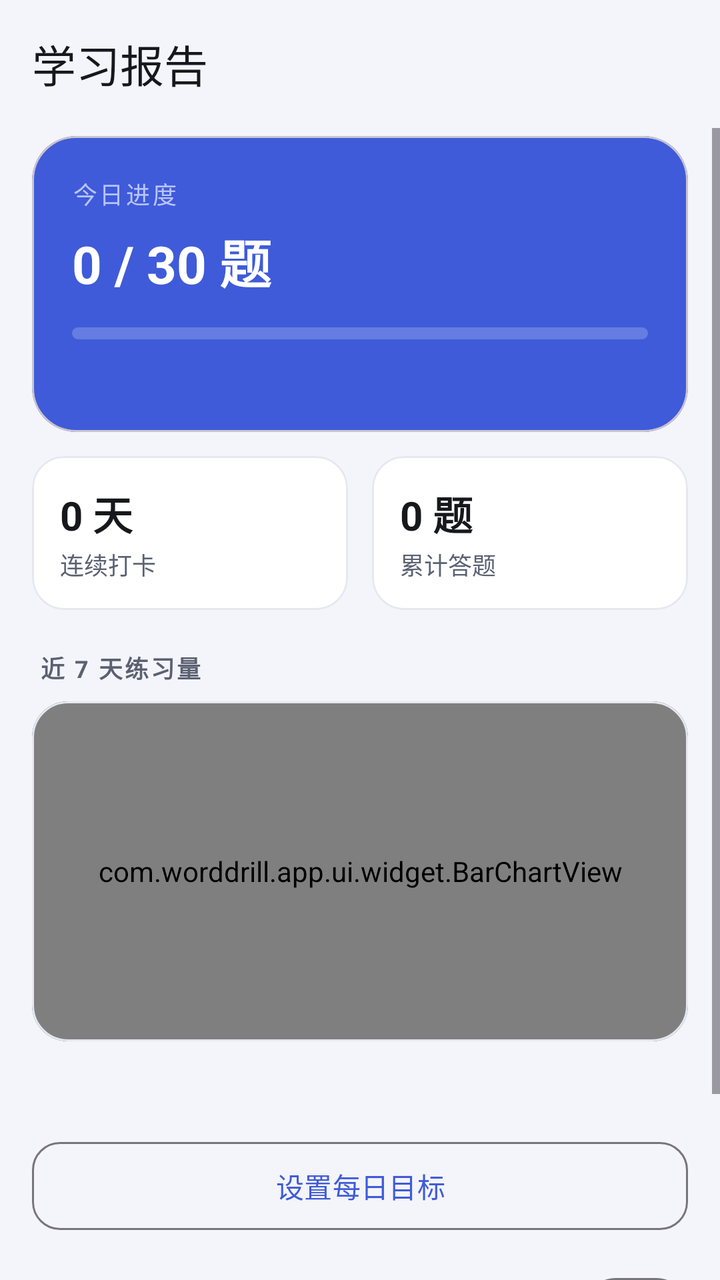
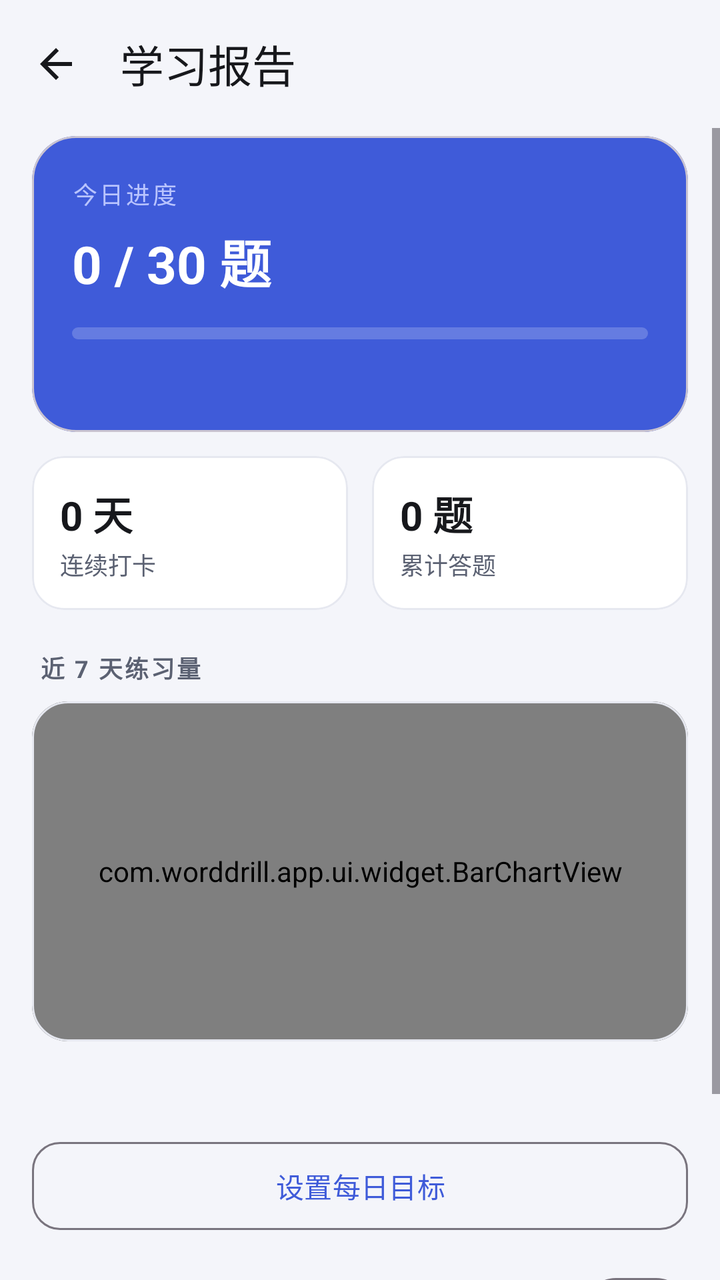

An Android layout rendered at two revisions. The XML below is the earlier revision; the diff shows what the commit changed to produce the second picture.
<!-- AndroidManifest.xml: application theme Theme.WordDrill -->
<!-- res/layout/activity_report.xml -->
<?xml version="1.0" encoding="utf-8"?>
<LinearLayout xmlns:android="http://schemas.android.com/apk/res/android"
    xmlns:app="http://schemas.android.com/apk/res-auto"
    android:id="@+id/root"
    android:layout_width="match_parent"
    android:layout_height="match_parent"
    android:background="@color/bg"
    android:orientation="vertical">

    <com.google.android.material.appbar.MaterialToolbar
        android:id="@+id/toolbar"
        style="@style/Toolbar.WordDrill"
        android:layout_width="match_parent"
        android:layout_height="?attr/actionBarSize"
        app:title="@string/title_report" />

    <ScrollView
        android:layout_width="match_parent"
        android:layout_height="0dp"
        android:layout_weight="1"
        android:fillViewport="true">

        <LinearLayout
            android:layout_width="match_parent"
            android:layout_height="wrap_content"
            android:orientation="vertical"
            android:paddingStart="16dp"
            android:paddingTop="4dp"
            android:paddingEnd="16dp"
            android:paddingBottom="24dp">

            <com.google.android.material.card.MaterialCardView
                android:layout_width="match_parent"
                android:layout_height="wrap_content"
                app:cardBackgroundColor="@color/brand"
                app:cardCornerRadius="22dp"
                app:cardElevation="0dp">

                <LinearLayout
                    android:layout_width="match_parent"
                    android:layout_height="wrap_content"
                    android:orientation="vertical"
                    android:padding="20dp">

                    <TextView
                        android:layout_width="wrap_content"
                        android:layout_height="wrap_content"
                        android:letterSpacing="0.1"
                        android:text="@string/report_today"
                        android:textColor="#B9C4FF"
                        android:textSize="12sp" />

                    <TextView
                        android:id="@+id/tvToday"
                        style="@style/Text.Hero"
                        android:layout_width="wrap_content"
                        android:layout_height="wrap_content"
                        android:layout_marginTop="6dp"
                        android:text="0 / 30 题" />

                    <com.google.android.material.progressindicator.LinearProgressIndicator
                        android:id="@+id/pbToday"
                        android:layout_width="match_parent"
                        android:layout_height="wrap_content"
                        android:layout_marginTop="14dp"
                        app:indicatorColor="@color/white"
                        app:trackColor="#33FFFFFF"
                        app:trackCornerRadius="3dp"
                        app:trackStopIndicatorSize="0dp"
                        app:trackThickness="6dp" />

                    <TextView
                        android:id="@+id/tvTodaySub"
                        android:layout_width="wrap_content"
                        android:layout_height="wrap_content"
                        android:layout_marginTop="10dp"
                        android:textColor="#B9C4FF"
                        android:textSize="12sp" />
                </LinearLayout>
            </com.google.android.material.card.MaterialCardView>

            <LinearLayout
                android:layout_width="match_parent"
                android:layout_height="wrap_content"
                android:layout_marginTop="12dp"
                android:baselineAligned="false"
                android:orientation="horizontal">

                <com.google.android.material.card.MaterialCardView
                    android:layout_width="0dp"
                    android:layout_height="wrap_content"
                    android:layout_marginEnd="6dp"
                    android:layout_weight="1"
                    app:cardBackgroundColor="@color/surface"
                    app:cardCornerRadius="16dp"
                    app:cardElevation="0dp"
                    app:strokeColor="@color/divider"
                    app:strokeWidth="1dp">

                    <LinearLayout
                        android:layout_width="match_parent"
                        android:layout_height="wrap_content"
                        android:orientation="vertical"
                        android:padding="14dp">

                        <TextView
                            android:id="@+id/tvStreak"
                            android:layout_width="wrap_content"
                            android:layout_height="wrap_content"
                            android:text="0 天"
                            android:textColor="@color/text_primary"
                            android:textSize="20sp"
                            android:textStyle="bold" />

                        <TextView
                            android:layout_width="wrap_content"
                            android:layout_height="wrap_content"
                            android:layout_marginTop="2dp"
                            android:text="@string/report_streak"
                            android:textColor="@color/text_secondary"
                            android:textSize="12sp" />
                    </LinearLayout>
                </com.google.android.material.card.MaterialCardView>

                <com.google.android.material.card.MaterialCardView
                    android:layout_width="0dp"
                    android:layout_height="wrap_content"
                    android:layout_marginStart="6dp"
                    android:layout_weight="1"
                    app:cardBackgroundColor="@color/surface"
                    app:cardCornerRadius="16dp"
                    app:cardElevation="0dp"
                    app:strokeColor="@color/divider"
                    app:strokeWidth="1dp">

                    <LinearLayout
                        android:layout_width="match_parent"
                        android:layout_height="wrap_content"
                        android:orientation="vertical"
                        android:padding="14dp">

                        <TextView
                            android:id="@+id/tvTotal"
                            android:layout_width="wrap_content"
                            android:layout_height="wrap_content"
                            android:text="0 题"
                            android:textColor="@color/text_primary"
                            android:textSize="20sp"
                            android:textStyle="bold" />

                        <TextView
                            android:layout_width="wrap_content"
                            android:layout_height="wrap_content"
                            android:layout_marginTop="2dp"
                            android:text="@string/report_total"
                            android:textColor="@color/text_secondary"
                            android:textSize="12sp" />
                    </LinearLayout>
                </com.google.android.material.card.MaterialCardView>
            </LinearLayout>

            <TextView
                style="@style/Text.SectionLabel"
                android:layout_width="wrap_content"
                android:layout_height="wrap_content"
                android:layout_marginTop="20dp"
                android:layout_marginStart="4dp"
                android:text="@string/report_week" />

            <com.google.android.material.card.MaterialCardView
                android:layout_width="match_parent"
                android:layout_height="wrap_content"
                android:layout_marginTop="8dp"
                app:cardBackgroundColor="@color/surface"
                app:cardCornerRadius="18dp"
                app:cardElevation="0dp"
                app:strokeColor="@color/divider"
                app:strokeWidth="1dp">

                <com.worddrill.app.ui.widget.BarChartView
                    android:id="@+id/chart"
                    android:layout_width="match_parent"
                    android:layout_height="170dp"
                    android:paddingStart="12dp"
                    android:paddingTop="8dp"
                    android:paddingEnd="12dp"
                    android:paddingBottom="8dp" />
            </com.google.android.material.card.MaterialCardView>

            <TextView
                android:id="@+id/tvAccuracy"
                android:layout_width="match_parent"
                android:layout_height="wrap_content"
                android:layout_marginTop="10dp"
                android:textColor="@color/text_secondary"
                android:textSize="12sp" />

            <com.google.android.material.button.MaterialButton
                android:id="@+id/btnGoal"
                style="@style/Widget.Material3.Button.OutlinedButton"
                android:layout_width="match_parent"
                android:layout_height="52dp"
                android:layout_marginTop="20dp"
                android:text="@string/action_set_goal"
                app:cornerRadius="14dp" />

            <com.google.android.material.materialswitch.MaterialSwitch
                android:id="@+id/swTts"
                android:layout_width="match_parent"
                android:layout_height="wrap_content"
                android:layout_marginTop="12dp"
                android:minHeight="48dp"
                android:text="@string/setting_tts"
                android:textSize="14sp" />

            <com.google.android.material.button.MaterialButton
                android:id="@+id/btnTestTts"
                style="@style/Widget.Material3.Button.TextButton"
                android:layout_width="match_parent"
                android:layout_height="wrap_content"
                android:text="@string/action_test_tts" />
        </LinearLayout>
    </ScrollView>
</LinearLayout>
<!-- resources referenced by this layout -->
<resources>
  <color name="bg">#F4F5FA</color>
  <color name="brand">#3F5BD9</color>
  <color name="divider">#E6E8F0</color>
  <color name="surface">#FFFFFF</color>
  <color name="text_primary">#17181C</color>
  <color name="text_secondary">#5B6172</color>
  <color name="white">#FFFFFF</color>
  <string name="action_set_goal">设置每日目标</string>
  <string name="action_test_tts">测试发音</string>
  <string name="report_streak">连续打卡</string>
  <string name="report_today">今日进度</string>
  <string name="report_total">累计答题</string>
  <string name="report_week">近 7 天练习量</string>
  <string name="setting_tts">练习时自动发音</string>
  <string name="title_report">学习报告</string>
  <style name="Text.Hero" parent="">
          <item name="android:textSize">26sp</item>
          <item name="android:textColor">@color/white</item>
          <item name="android:textStyle">bold</item>
      </style>
  <style name="Text.SectionLabel" parent="">
          <item name="android:textSize">12sp</item>
          <item name="android:textColor">@color/text_secondary</item>
          <item name="android:letterSpacing">0.08</item>
          <item name="android:textStyle">bold</item>
      </style>
  <style name="Toolbar.WordDrill" parent="Widget.Material3.Toolbar">
          <item name="android:background">@color/bg</item>
          <item name="titleTextColor">@color/text_primary</item>
          <item name="subtitleTextColor">@color/text_secondary</item>
          <item name="navigationIconTint">@color/text_primary</item>
      </style>
  <style name="Theme.WordDrill" parent="Theme.Material3.Light.NoActionBar">
          <item name="colorPrimary">@color/brand</item>
          <item name="colorOnPrimary">@color/white</item>
          <item name="colorPrimaryContainer">@color/brand_container</item>
          <item name="colorOnPrimaryContainer">@color/brand_dark</item>
          <item name="colorSecondary">@color/accent</item>
          <item name="colorSurface">@color/surface</item>
          <item name="android:colorBackground">@color/bg</item>
          <item name="android:windowBackground">@color/bg</item>
          <item name="android:statusBarColor">@color/bg</item>
          <item name="android:navigationBarColor">@color/bg</item>
          <item name="android:windowLightStatusBar">true</item>
      </style>
  <color name="brand_container">#E4E9FF</color>
  <color name="brand_dark">#1D2B6B</color>
  <color name="accent">#F2A03D</color>
</resources>

<!-- the commit's change to res/layout/activity_report.xml (unified diff, before → after) -->
@@ -12,6 +12,7 @@
         style="@style/Toolbar.WordDrill"
         android:layout_width="match_parent"
         android:layout_height="?attr/actionBarSize"
+        app:navigationIcon="@drawable/ic_arrow_back"
         app:title="@string/title_report" />
 
     <ScrollView
<!-- resource entries referenced after the edit -->
@@ -7,6 +7,17 @@
   <color name="text_primary">#17181C</color>
   <color name="text_secondary">#5B6172</color>
   <color name="white">#FFFFFF</color>
+  <!-- drawable ic_arrow_back (drawable) -->
+  <?xml version="1.0" encoding="utf-8"?>
+  <vector xmlns:android="http://schemas.android.com/apk/res/android"
+      android:width="24dp"
+      android:height="24dp"
+      android:viewportWidth="24"
+      android:viewportHeight="24">
+      <path
+          android:fillColor="#FFFFFF"
+          android:pathData="M20,11H7.83l5.59,-5.59L12,4l-8,8 8,8 1.41,-1.41L7.83,13H20v-2z" />
+  </vector>
   <string name="action_set_goal">设置每日目标</string>
   <string name="action_test_tts">测试发音</string>
   <string name="report_streak">连续打卡</string>
